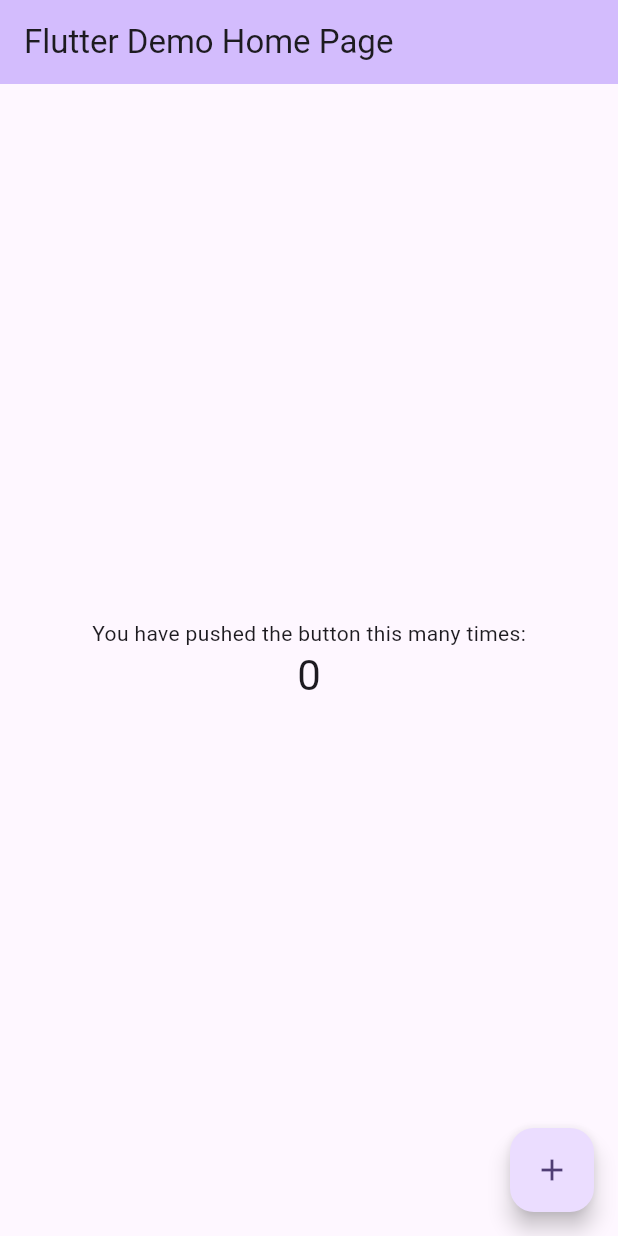
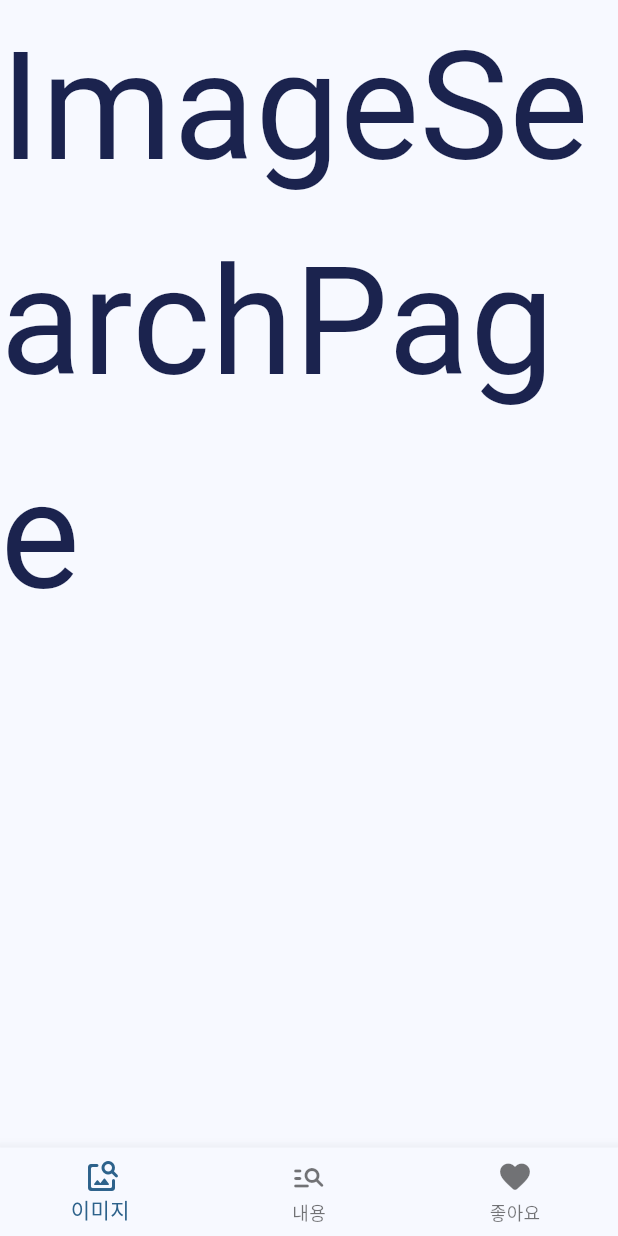
Before and after one commit to enzoescipy/ENIT_practice_flutter_2_imageSearch, a Flutter app: the screen it shows after launch, on a phone screen of 412 x 824 dp. Run offline on Flutter 3.47's test engine with Material 2 defaults, Android fonts, the phone set to English and light mode, and no system bars; our stand-ins replace hive_flutter; accounts and stored records are empty; Roboto replaces fonts that are missing (Tmoney).

Commit message:
front-end currently working. bottom nav bar routing complet.

```diff
--- a/image_search/lib/main.dart
+++ b/image_search/lib/main.dart
@@ -1,7 +1,6 @@
 import 'package:flutter/material.dart';
 import 'package:image_search/package/debugConsole.dart';
 import 'package:image_search/view/mainView.dart';
-import 'package:image_search/package/kakao_api.dart';
 import 'package:hive_flutter/hive_flutter.dart';
 import 'package:image_search/controller/vo_controle.dart';
 import 'package:image_search/model/hive_controle.dart';
@@ -9,8 +8,8 @@ import 'package:image_search/model/hive_controle.dart';
 void main() async {
   await Hive.initFlutter();
   await HIVEController.initializeHive();
-  await HIVEController.clearHive();
-  DEBUG();
+  // await HIVEController.clearHive();
+  // DEBUG();
   runApp(const MyApp());
 }
 
--- a/image_search/lib/view/mainView.dart
+++ b/image_search/lib/view/mainView.dart
@@ -1,123 +1,62 @@
 import 'package:flutter/material.dart';
-import 'package:image_search/package/kakao_api.dart';
+import 'static/colors.dart';
+import 'page/imageSearchPage.dart';
+import 'page/webSearchPage.dart';
+import 'page/likedListPage.dart';
 
 class MyApp extends StatelessWidget {
   const MyApp({super.key});
 
-  // This widget is the root of your application.
   @override
   Widget build(BuildContext context) {
     return MaterialApp(
       title: 'Flutter Demo',
       theme: ThemeData(
-        // This is the theme of your application.
-        //
-        // TRY THIS: Try running your application with "flutter run". You'll see
-        // the application has a blue toolbar. Then, without quitting the app,
-        // try changing the seedColor in the colorScheme below to Colors.green
-        // and then invoke "hot reload" (save your changes or press the "hot
-        // reload" button in a Flutter-supported IDE, or press "r" if you used
-        // the command line to start the app).
-        //
-        // Notice that the counter didn't reset back to zero; the application
-        // state is not lost during the reload. To reset the state, use hot
-        // restart instead.
-        //
-        // This works for code too, not just values: Most code changes can be
-        // tested with just a hot reload.
-        colorScheme: ColorScheme.fromSeed(seedColor: Colors.deepPurple),
+        colorScheme: ColorScheme.fromSeed(
+          seedColor: WinterGreenColor.snowBlue,
+        ),
+        textTheme: const TextTheme(bodyMedium: TextStyle(color: WinterGreenColor.deepGrayBlue, fontFamily: "Tmoney")),
         useMaterial3: true,
       ),
-      home: const MyHomePage(title: 'Flutter Demo Home Page'),
+      home: const NavigateHomePage(),
     );
   }
+
 }
 
-class MyHomePage extends StatefulWidget {
-  const MyHomePage({super.key, required this.title});
-
-  // This widget is the home page of your application. It is stateful, meaning
-  // that it has a State object (defined below) that contains fields that affect
-  // how it looks.
-
-  // This class is the configuration for the state. It holds the values (in this
-  // case the title) provided by the parent (in this case the App widget) and
-  // used by the build method of the State. Fields in a Widget subclass are
-  // always marked "final".
-
-  final String title;
+class NavigateHomePage extends StatefulWidget {
+  const NavigateHomePage({Key? key}) : super(key: key);
 
   @override
-  State<MyHomePage> createState() => _MyHomePageState();
+  State<NavigateHomePage> createState() => _NavigateHomePageState();
 }
 
-class _MyHomePageState extends State<MyHomePage> {
-  int _counter = 0;
+class _NavigateHomePageState extends State<NavigateHomePage> {
+  final List<Widget> _widgetOption = const [ImageSearchPage(), WebSearchPage(), LikedListPage()];
+  int _selectedIndex = 0;
 
-  void _incrementCounter() {
+  void _onTap(int index) {
     setState(() {
-      // This call to setState tells the Flutter framework that something has
-      // changed in this State, which causes it to rerun the build method below
-      // so that the display can reflect the updated values. If we changed
-      // _counter without calling setState(), then the build method would not be
-      // called again, and so nothing would appear to happen.
-      // KakaoImageAPI.debugConnectionPrint();
-      _counter++;
+      _selectedIndex = index;
     });
   }
 
   @override
   Widget build(BuildContext context) {
-    // This method is rerun every time setState is called, for instance as done
-    // by the _incrementCounter method above.
-    //
-    // The Flutter framework has been optimized to make rerunning build methods
-    // fast, so that you can just rebuild anything that needs updating rather
-    // than having to individually change instances of widgets.
     return Scaffold(
-      appBar: AppBar(
-        // TRY THIS: Try changing the color here to a specific color (to
-        // Colors.amber, perhaps?) and trigger a hot reload to see the AppBar
-        // change color while the other colors stay the same.
-        backgroundColor: Theme.of(context).colorScheme.inversePrimary,
-        // Here we take the value from the MyHomePage object that was created by
-        // the App.build method, and use it to set our appbar title.
-        title: Text(widget.title),
+      body: SafeArea(
+        child: _widgetOption.elementAt(_selectedIndex),
       ),
-      body: Center(
-        // Center is a layout widget. It takes a single child and positions it
-        // in the middle of the parent.
-        child: Column(
-          // Column is also a layout widget. It takes a list of children and
-          // arranges them vertically. By default, it sizes itself to fit its
-          // children horizontally, and tries to be as tall as its parent.
-          //
-          // Column has various properties to control how it sizes itself and
-          // how it positions its children. Here we use mainAxisAlignment to
-          // center the children vertically; the main axis here is the vertical
-          // axis because Columns are vertical (the cross axis would be
-          // horizontal).
-          //
-          // TRY THIS: Invoke "debug painting" (choose the "Toggle Debug Paint"
-          // action in the IDE, or press "p" in the console), to see the
-          // wireframe for each widget.
-          mainAxisAlignment: MainAxisAlignment.center,
-          children: <Widget>[
-            const Text(
-              'You have pushed the button this many times:',
-            ),
-            Text(
-              '$_counter',
-              style: Theme.of(context).textTheme.headlineMedium,
-            ),
-          ],
-        ),
+      bottomNavigationBar: BottomNavigationBar(
+        items: const [
+          BottomNavigationBarItem(icon: Icon(Icons.image_search_rounded), label: '이미지 '),
+          BottomNavigationBarItem(icon: Icon(Icons.manage_search_rounded), label: '내용'),
+          BottomNavigationBarItem(icon: Icon(Icons.favorite_rounded), label: '좋아요'),
+        ],
+        currentIndex: _selectedIndex,
+        onTap: _onTap,
       ),
-      floatingActionButton: FloatingActionButton(
-        onPressed: _incrementCounter,
-        tooltip: 'Increment',
-        child: const Icon(Icons.add),
-      ), // This trailing comma makes auto-formatting nicer for build methods.
     );
   }
+
 }
--- /dev/null
+++ b/image_search/lib/view/page/imageSearchPage.dart
@@ -0,0 +1,20 @@
+import 'package:flutter/material.dart';
+
+class ImageSearchPage extends StatefulWidget {
+  const ImageSearchPage({Key? key}) : super(key: key);
+
+  @override
+  State<ImageSearchPage> createState() => _ImageSearchPageState();
+}
+
+class _ImageSearchPageState extends State<ImageSearchPage> {
+
+
+  @override
+  Widget build(BuildContext context) {
+    return Text(
+      "ImageSearchPage",
+      style: TextStyle(fontSize: 100),
+    );
+  }
+}
--- /dev/null
+++ b/image_search/lib/view/static/colors.dart
@@ -0,0 +1,9 @@
+import 'package:flutter/material.dart';
+
+class WinterGreenColor {
+  static const Color snowBlue  = Color.fromARGB(106, 92, 163, 221);
+  static const Color sproutGreen = Color.fromARGB(120, 110, 207, 131);
+  static const Color petalRed = Color.fromARGB(108, 255, 226, 250);
+
+  static const Color deepGrayBlue = Color.fromARGB(255, 27, 35, 78);
+}
```
Also changed, not shown: image_search/lib/controller/vo_controle.dart (+20 -0 lines), image_search/lib/view/page/likedListPage.dart (added, +18 -0 lines), image_search/lib/view/page/webSearchPage.dart (added, +18 -0 lines), image_search/pubspec.yaml (+5 -16 lines), 1 other file.
